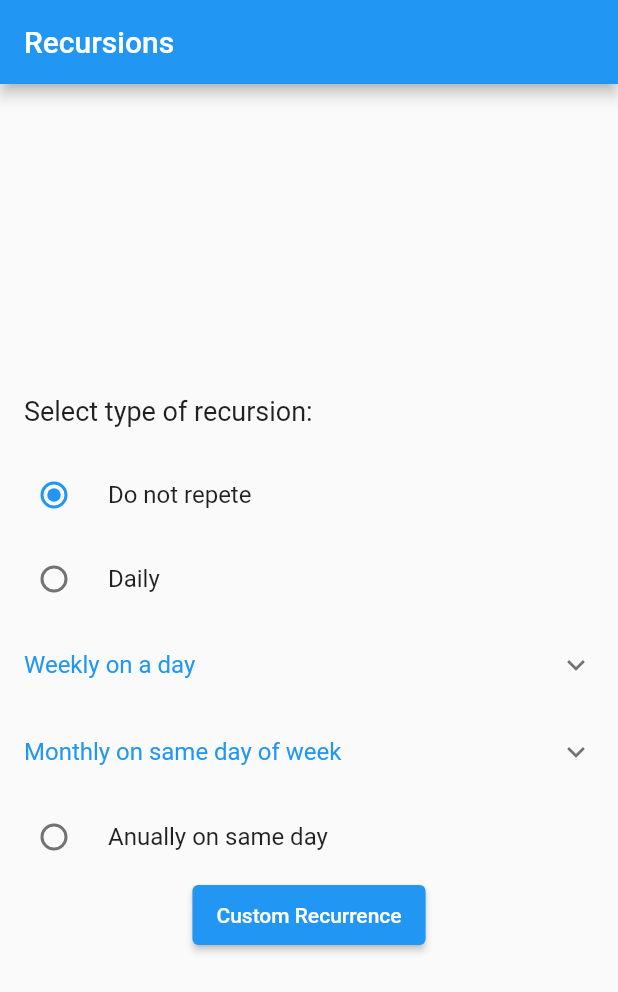
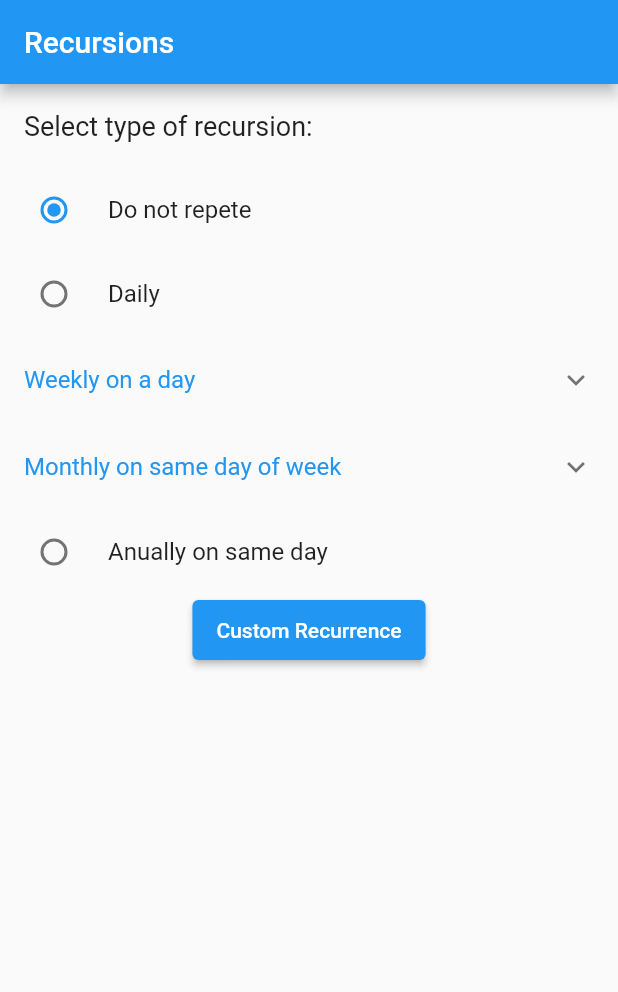
Before and after one commit to hel707/Team1, a Flutter app: the screen it shows after launch, after a tap on "Weekly", after a tap on "Monthly", after a tap on the "add" icon, on a phone screen of 412 x 824 dp. Shown: the top 992 px of the screen. Run offline on Flutter 3.47's test engine with Material 2 defaults, Android fonts, the phone set to English and light mode, and no system bars; our stand-ins replace cloud_firestore, firebase_auth, firebase_core, flutter_slidable, font_awesome_flutter, google_sign_in and 1 more; accounts and stored records are empty; network calls fail.

Commit message:
removed center widget from  addTask

```diff
--- a/src/up_task/lib/screens/add_task_screen.dart
+++ b/src/up_task/lib/screens/add_task_screen.dart
@@ -35,8 +35,7 @@ class _RadioWithExpansionState extends State<RadioWithExpansion> {
 
   @override
   Widget build(BuildContext context) {
-    return Center(
-      child: SingleChildScrollView(
+    return SingleChildScrollView(
       child: Column(
         children: <Widget>[
           const ListTile(
@@ -241,13 +240,12 @@ class _RadioWithExpansionState extends State<RadioWithExpansion> {
 //Custom
           ElevatedButton(
             style: ElevatedButton.styleFrom(minimumSize: Size(100, 40)),
-              onPressed: () => Navigator.push(context,
-                  MaterialPageRoute(builder: (context) => CustomTask())),
+            onPressed: () => Navigator.push(
+                context, MaterialPageRoute(builder: (context) => CustomTask())),
             child: Text("Custom Recurrence"),
           ),
         ],
       ),
-      ),
     );
   }
 }
```
Lines whose indentation alone changed are shown as unchanged.
